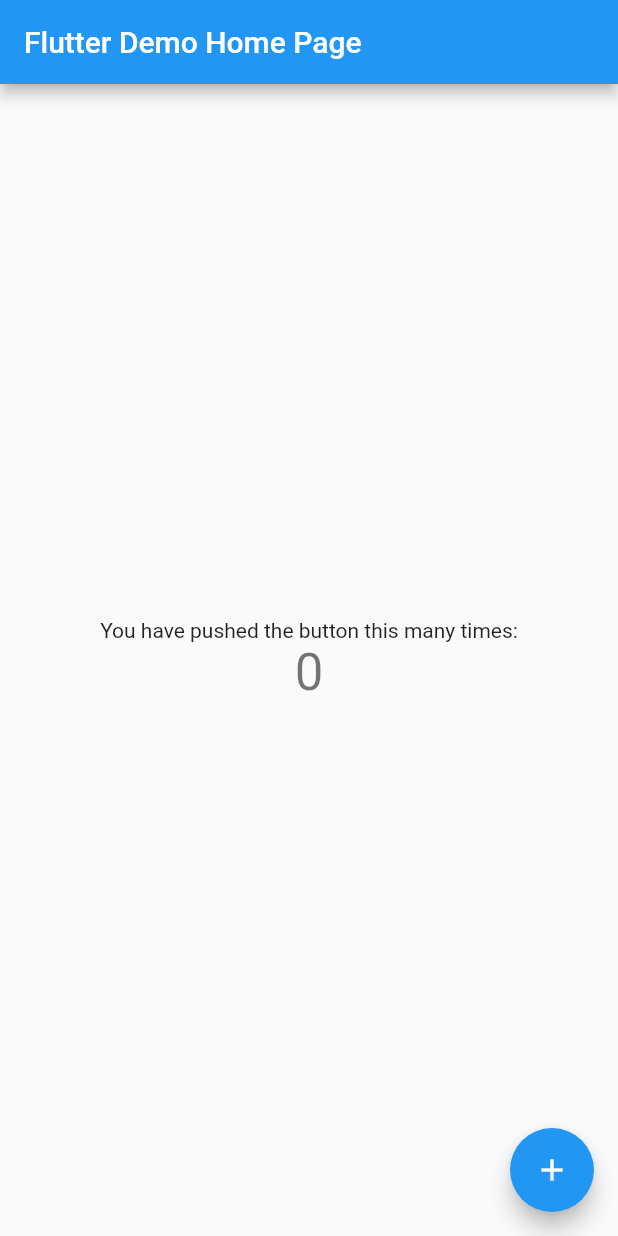
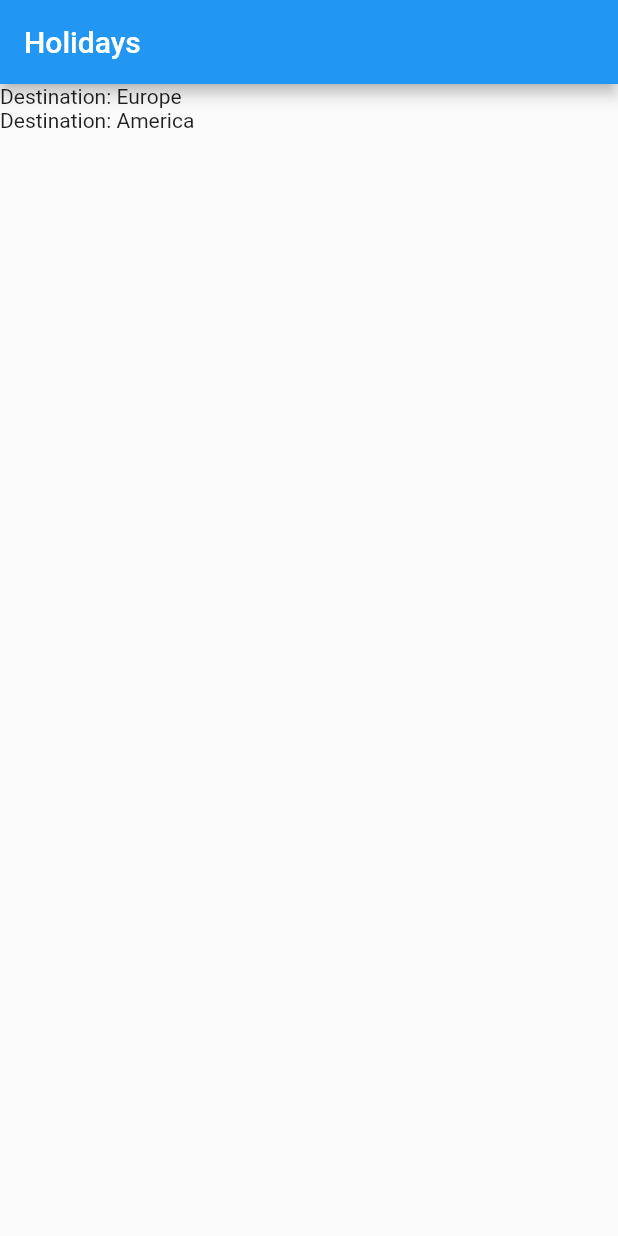
Before and after one commit to edwardaux/flutter-holidays-redux, a Flutter app: the screen it shows after launch, on a phone screen of 412 x 824 dp. Run offline on Flutter 3.47's test engine with Material 2 defaults, Android fonts, the phone set to English and light mode, and no system bars; our stand-ins replace flutter_redux, redux.

Commit message:
Summary list

```diff
--- a/lib/main.dart
+++ b/lib/main.dart
@@ -1,109 +1,35 @@
 import 'package:flutter/material.dart';
+import 'package:flutter_redux/flutter_redux.dart';
+import 'package:holidays/redux/app/app_reducers.dart';
+import 'package:holidays/redux/app/app_state.dart';
+import 'package:holidays/redux/holiday_list/holiday_list_actions.dart';
+import 'package:holidays/redux/holiday_list/holiday_list_middleware.dart';
+import 'package:holidays/ui/holiday_list/holiday_list_screen.dart';
+import 'package:redux/redux.dart';
 
-void main() => runApp(new MyApp());
+void main() => runApp(HolidaysApp());
 
-class MyApp extends StatelessWidget {
-  // This widget is the root of your application.
-  @override
-  Widget build(BuildContext context) {
-    return new MaterialApp(
-      title: 'Flutter Demo',
-      theme: new ThemeData(
-        // This is the theme of your application.
-        //
-        // Try running your application with "flutter run". You'll see the
-        // application has a blue toolbar. Then, without quitting the app, try
-        // changing the primarySwatch below to Colors.green and then invoke
-        // "hot reload" (press "r" in the console where you ran "flutter run",
-        // or press Run > Flutter Hot Reload in IntelliJ). Notice that the
-        // counter didn't reset back to zero; the application is not restarted.
-        primarySwatch: Colors.blue,
-      ),
-      home: new MyHomePage(title: 'Flutter Demo Home Page'),
-    );
-  }
-}
+class HolidaysApp extends StatelessWidget {
+  final Store<AppState> store = Store<AppState>(
+    appReducer,
+    initialState: AppState.initial(),
+    middleware: createHolidayListMiddleware(),
+  );
 
-class MyHomePage extends StatefulWidget {
-  MyHomePage({Key key, this.title}) : super(key: key);
-
-  // This widget is the home page of your application. It is stateful, meaning
-  // that it has a State object (defined below) that contains fields that affect
-  // how it looks.
-
-  // This class is the configuration for the state. It holds the values (in this
-  // case the title) provided by the parent (in this case the App widget) and
-  // used by the build method of the State. Fields in a Widget subclass are
-  // always marked "final".
-
-  final String title;
-
-  @override
-  _MyHomePageState createState() => new _MyHomePageState();
-}
-
-class _MyHomePageState extends State<MyHomePage> {
-  int _counter = 0;
-
-  void _incrementCounter() {
-    setState(() {
-      // This call to setState tells the Flutter framework that something has
-      // changed in this State, which causes it to rerun the build method below
-      // so that the display can reflect the updated values. If we changed
-      // _counter without calling setState(), then the build method would not be
-      // called again, and so nothing would appear to happen.
-      _counter++;
-    });
+  HolidaysApp() {
+    // first thing we do when we launch is trigger a fetch of holiday summaries
+    store.dispatch(FetchHolidaySummariesAction());
   }
 
   @override
-  Widget build(BuildContext context) {
-    // This method is rerun every time setState is called, for instance as done
-    // by the _incrementCounter method above.
-    //
-    // The Flutter framework has been optimized to make rerunning build methods
-    // fast, so that you can just rebuild anything that needs updating rather
-    // than having to individually change instances of widgets.
-    return new Scaffold(
-      appBar: new AppBar(
-        // Here we take the value from the MyHomePage object that was created by
-        // the App.build method, and use it to set our appbar title.
-        title: new Text(widget.title),
-      ),
-      body: new Center(
-        // Center is a layout widget. It takes a single child and positions it
-        // in the middle of the parent.
-        child: new Column(
-          // Column is also layout widget. It takes a list of children and
-          // arranges them vertically. By default, it sizes itself to fit its
-          // children horizontally, and tries to be as tall as its parent.
-          //
-          // Invoke "debug paint" (press "p" in the console where you ran
-          // "flutter run", or select "Toggle Debug Paint" from the Flutter tool
-          // window in IntelliJ) to see the wireframe for each widget.
-          //
-          // Column has various properties to control how it sizes itself and
-          // how it positions its children. Here we use mainAxisAlignment to
-          // center the children vertically; the main axis here is the vertical
-          // axis because Columns are vertical (the cross axis would be
-          // horizontal).
-          mainAxisAlignment: MainAxisAlignment.center,
-          children: <Widget>[
-            new Text(
-              'You have pushed the button this many times:',
-            ),
-            new Text(
-              '$_counter',
-              style: Theme.of(context).textTheme.display1,
-            ),
-          ],
+  Widget build(BuildContext context) => StoreProvider(
+        store: store,
+        child: MaterialApp(
+          title: 'Holidays Demo',
+          theme: ThemeData(
+            primarySwatch: Colors.blue,
+          ),
+          home: HolidayListScreen(),
         ),
-      ),
-      floatingActionButton: new FloatingActionButton(
-        onPressed: _incrementCounter,
-        tooltip: 'Increment',
-        child: new Icon(Icons.add),
-      ), // This trailing comma makes auto-formatting nicer for build methods.
-    );
-  }
+      );
 }
--- /dev/null
+++ b/lib/model/fetchable.dart
@@ -0,0 +1,59 @@
+// Models an enum with a value that can be fetched remotely using three mutually exclusive states:
+//  - loading
+//  - success (with an object of some type)
+//  - error (with an Error object)
+
+import 'package:meta/meta.dart';
+
+abstract class Fetchable<T> {
+  factory Fetchable.loading() = FetchableLoading<T>;
+  factory Fetchable.success(T object) = FetchableSuccess<T>;
+  factory Fetchable.error(Error error) = FetchableError<T>;
+
+  /// transform this fetchable object into a different fetchable type
+  Fetchable<U> map<U>(U f(T t));
+
+  /// returns the object that's contained by this fetchable object (under
+  /// the assumption that it is successful). If not successful, the object
+  /// contained in `or` will be returned instead.
+  T resolveSuccessfulObject({@required T or});
+}
+
+class FetchableLoading<T> implements Fetchable<T> {
+  const FetchableLoading();
+
+  Fetchable<U> map<U>(U f(T t)) {
+    return Fetchable<U>.loading();
+  }
+
+  T resolveSuccessfulObject({@required T or}) {
+    return or;
+  }
+}
+
+class FetchableSuccess<T> implements Fetchable<T> {
+  final T object;
+  const FetchableSuccess(this.object);
+
+  Fetchable<U> map<U>(U f(T t)) {
+    return Fetchable<U>.success(f(object));
+  }
+
+  T resolveSuccessfulObject({@required T or}) {
+    return object;
+  }
+}
+
+class FetchableError<T> implements Fetchable<T> {
+  final Error error;
+
+  const FetchableError(this.error);
+
+  Fetchable<U> map<U>(U f(T t)) {
+    return Fetchable.error(error);
+  }
+
+  T resolveSuccessfulObject({@required T or}) {
+    return or;
+  }
+}
--- /dev/null
+++ b/lib/model/holiday_summary.dart
@@ -0,0 +1,17 @@
+import 'package:meta/meta.dart';
+
+class HolidaySummary {
+  final int id;
+  final String name;
+
+  HolidaySummary({
+    @required this.id,
+    @required this.name,
+  });
+
+  @override
+  bool operator ==(Object other) => identical(this, other) || other is HolidaySummary && runtimeType == other.runtimeType && id == other.id && name == other.name;
+
+  @override
+  int get hashCode => id;
+}
--- /dev/null
+++ b/lib/redux/app/app_reducers.dart
@@ -0,0 +1,8 @@
+import 'package:holidays/redux/app/app_state.dart';
+import 'package:holidays/redux/holiday_list/holiday_list_reducers.dart';
+
+AppState appReducer(AppState state, dynamic action) {
+  return AppState(
+    holidaySummariesState: holidaySummaryListReducer(state.holidaySummariesState, action),
+  );
+}
--- /dev/null
+++ b/lib/redux/app/app_state.dart
@@ -0,0 +1,15 @@
+import 'package:holidays/redux/holiday_list/holiday_list_state.dart';
+import 'package:meta/meta.dart';
+
+@immutable
+class AppState {
+  final HolidaySummariesState holidaySummariesState;
+
+  AppState({@required this.holidaySummariesState});
+
+  factory AppState.initial() {
+    return AppState(
+      holidaySummariesState: HolidaySummariesState.initial(),
+    );
+  }
+}
--- /dev/null
+++ b/lib/redux/holiday_list/holiday_list_actions.dart
@@ -0,0 +1,15 @@
+import 'dart:async';
+
+import 'package:holidays/model/fetchable.dart';
+import 'package:holidays/model/holiday_summary.dart';
+
+class FetchHolidaySummariesAction {
+  final Completer completer;
+  FetchHolidaySummariesAction() : this.completer = Completer();
+}
+
+class ReceivedHolidaySummariesAction {
+  final Fetchable<List<HolidaySummary>> fetchableHolidaySummaries;
+
+  ReceivedHolidaySummariesAction(this.fetchableHolidaySummaries);
+}
--- /dev/null
+++ b/lib/redux/holiday_list/holiday_list_middleware.dart
@@ -0,0 +1,36 @@
+import 'dart:async';
+import 'dart:math';
+
+import 'package:holidays/model/fetchable.dart';
+import 'package:holidays/model/holiday_summary.dart';
+import 'package:holidays/redux/app/app_state.dart';
+import 'package:holidays/redux/holiday_list/holiday_list_actions.dart';
+import 'package:redux/redux.dart';
+
+List<Middleware<AppState>> createHolidayListMiddleware() => [
+      TypedMiddleware<AppState, FetchHolidaySummariesAction>(_fetchHolidaySummaries),
+    ];
+
+Future _fetchHolidaySummaries(Store<AppState> store, FetchHolidaySummariesAction action, NextDispatcher next) async {
+  next(action);
+
+  if (action is FetchHolidaySummariesAction) {
+    // we'd normally call out to a repository of some kind, but for now,
+    // we'll just pause for a bit
+    await Future.delayed(const Duration(seconds: 1));
+
+    // let the UI know that we're back from the network
+    action.completer.complete();
+
+    // to let us build and test our retry logic, sometimes we'll return
+    // some holiday summaries and sometimes we'll return an error
+    if (Random().nextBool()) {
+      final summary1 = HolidaySummary(id: 1, name: 'Europe');
+      final summary2 = HolidaySummary(id: 2, name: 'America');
+
+      next(ReceivedHolidaySummariesAction(Fetchable.success([summary1, summary2])));
+    } else {
+      next(ReceivedHolidaySummariesAction(Fetchable.error(StateError("Network timed out"))));
+    }
+  }
+}
--- /dev/null
+++ b/lib/redux/holiday_list/holiday_list_reducers.dart
@@ -0,0 +1,17 @@
+import 'package:holidays/model/fetchable.dart';
+import 'package:holidays/redux/holiday_list/holiday_list_actions.dart';
+import 'package:holidays/redux/holiday_list/holiday_list_state.dart';
+import 'package:redux/redux.dart';
+
+final holidaySummaryListReducer = combineReducers<HolidaySummariesState>([
+  TypedReducer<HolidaySummariesState, FetchHolidaySummariesAction>(_fetchHolidaySummaries),
+  TypedReducer<HolidaySummariesState, ReceivedHolidaySummariesAction>(_receivedHolidaySummaries),
+]);
+
+HolidaySummariesState _fetchHolidaySummaries(HolidaySummariesState state, FetchHolidaySummariesAction action) {
+  return state.copyWith(fetchableHolidaySummaries: Fetchable.loading());
+}
+
+HolidaySummariesState _receivedHolidaySummaries(HolidaySummariesState state, ReceivedHolidaySummariesAction action) {
+  return state.copyWith(fetchableHolidaySummaries: action.fetchableHolidaySummaries);
+}
--- /dev/null
+++ b/lib/redux/holiday_list/holiday_list_state.dart
@@ -0,0 +1,31 @@
+import 'package:holidays/model/fetchable.dart';
+import 'package:holidays/model/holiday_summary.dart';
+import 'package:meta/meta.dart';
+
+@immutable
+class HolidaySummariesState {
+  /// A list of visible holiday summaries. Not expected to be null.
+  final Fetchable<List<HolidaySummary>> fetchableHolidaySummaries;
+
+  HolidaySummariesState({@required this.fetchableHolidaySummaries});
+
+  factory HolidaySummariesState.initial() {
+    return HolidaySummariesState(
+      fetchableHolidaySummaries: Fetchable.success([]),
+    );
+  }
+
+  HolidaySummariesState copyWith({
+    Fetchable<List<HolidaySummary>> fetchableHolidaySummaries,
+  }) {
+    return HolidaySummariesState(
+      fetchableHolidaySummaries: fetchableHolidaySummaries ?? this.fetchableHolidaySummaries,
+    );
+  }
+
+  @override
+  bool operator ==(Object other) => identical(this, other) || other is HolidaySummariesState && runtimeType == other.runtimeType && fetchableHolidaySummaries == other.fetchableHolidaySummaries;
+
+  @override
+  int get hashCode => fetchableHolidaySummaries.hashCode;
+}
--- /dev/null
+++ b/lib/ui/holiday_list/holiday_list_screen.dart
@@ -0,0 +1,81 @@
+import 'package:flutter/material.dart';
+import 'package:flutter_redux/flutter_redux.dart';
+import 'package:holidays/model/fetchable.dart';
+import 'package:holidays/model/holiday_summary.dart';
+import 'package:holidays/redux/app/app_state.dart';
+import 'package:holidays/redux/holiday_list/holiday_list_actions.dart';
+import 'package:holidays/redux/holiday_list/holiday_list_state.dart';
+import 'package:meta/meta.dart';
+import 'package:redux/redux.dart';
+
+class HolidayListScreen extends StatelessWidget {
+  @override
+  Widget build(BuildContext context) => StoreConnector<AppState, _ViewModel>(
+        converter: (Store<AppState> store) => _ViewModel.create(store.state.holidaySummariesState),
+        builder: (BuildContext context, _ViewModel viewModel) => Scaffold(
+              appBar: AppBar(
+                title: Text(viewModel.pageTitle),
+              ),
+              body: _createRefreshWidget(context, viewModel),
+            ),
+      );
+
+  // returns a pull-to-refresh widget that wraps a list of children
+  Widget _createRefreshWidget(BuildContext context, _ViewModel viewModel) {
+    final refreshFunction = () {
+      final refreshAction = FetchHolidaySummariesAction();
+      final store = StoreProvider.of<AppState>(context);
+      store.dispatch(refreshAction);
+      return refreshAction.completer.future;
+    };
+    return RefreshIndicator(child: ListView(children: _createBodyWidgets(context, viewModel)), onRefresh: refreshFunction);
+  }
+
+  // returns a collection of widgets to be displayed in a list view. for the loading/error
+  // states, it will be a list with only one widget in it.
+  List<Widget> _createBodyWidgets(BuildContext context, _ViewModel viewModel) {
+    var summaryViewModels = viewModel.fetchableSummaryViewModels;
+    if (summaryViewModels is FetchableLoading) {
+      return [Text('Loading...')];
+    } else if (summaryViewModels is FetchableSuccess<List<_SummaryViewModel>>) {
+      return summaryViewModels.object.map((_SummaryViewModel summaryViewModel) => _createHolidaySummaryWidget(context, summaryViewModel)).toList();
+    } else if (summaryViewModels is FetchableError<List<_SummaryViewModel>>) {
+      final message = summaryViewModels.error.toString();
+      return [Text('Error: $message')];
+    } else {
+      throw StateError('Unexpected type');
+    }
+  }
+
+  Widget _createHolidaySummaryWidget(BuildContext context, _SummaryViewModel summaryViewModel) {
+    return Row(children: [Text(summaryViewModel.title)]);
+  }
+}
+
+@immutable
+class _ViewModel {
+  // the title for the page
+  final String pageTitle;
+  // a collection of view models for each summary
+  final Fetchable<List<_SummaryViewModel>> fetchableSummaryViewModels;
+
+  _ViewModel._({@required this.pageTitle, @required this.fetchableSummaryViewModels});
+
+  factory _ViewModel.create(HolidaySummariesState holidaySummariesState, {Function refreshCallback}) {
+    final fetchableSummaryViewModels = holidaySummariesState.fetchableHolidaySummaries.map((List<HolidaySummary> summaries) {
+      return summaries.map((HolidaySummary summary) => _SummaryViewModel(summary)).toList();
+    });
+    return _ViewModel._(pageTitle: 'Holidays', fetchableSummaryViewModels: fetchableSummaryViewModels);
+  }
+}
+
+@immutable
+class _SummaryViewModel {
+  final String title;
+
+  _SummaryViewModel._({@required this.title});
+
+  factory _SummaryViewModel(HolidaySummary summary) {
+    return _SummaryViewModel._(title: 'Destination: ' + summary.name);
+  }
+}
```
Also changed, not shown: 1 other file.
